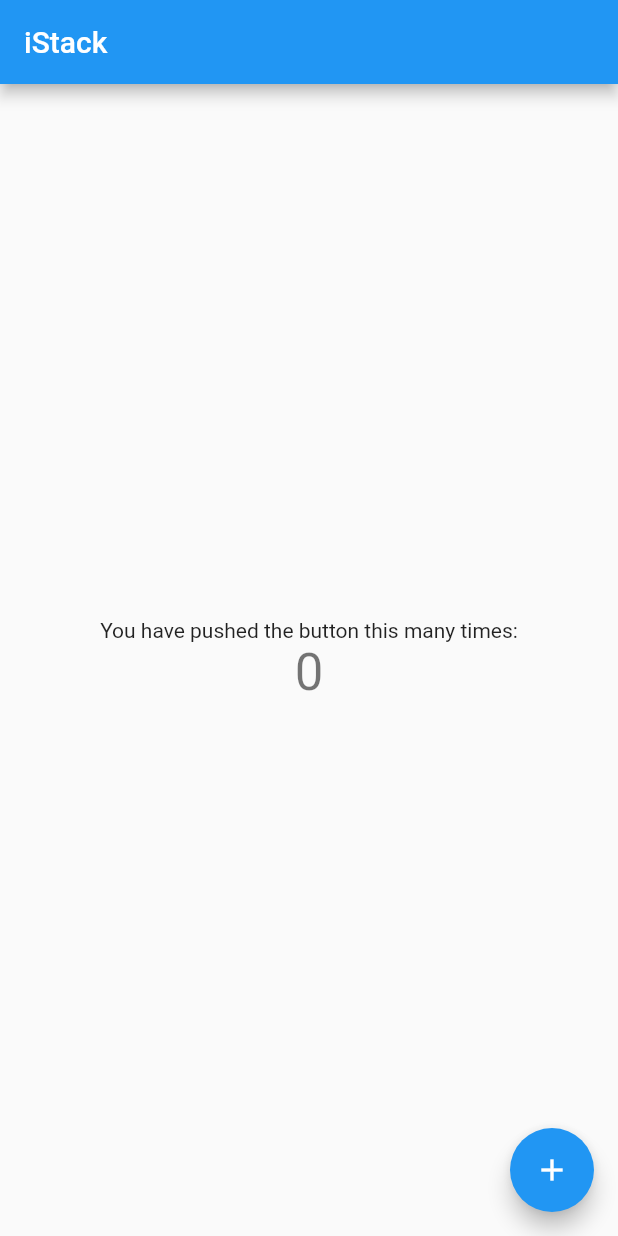
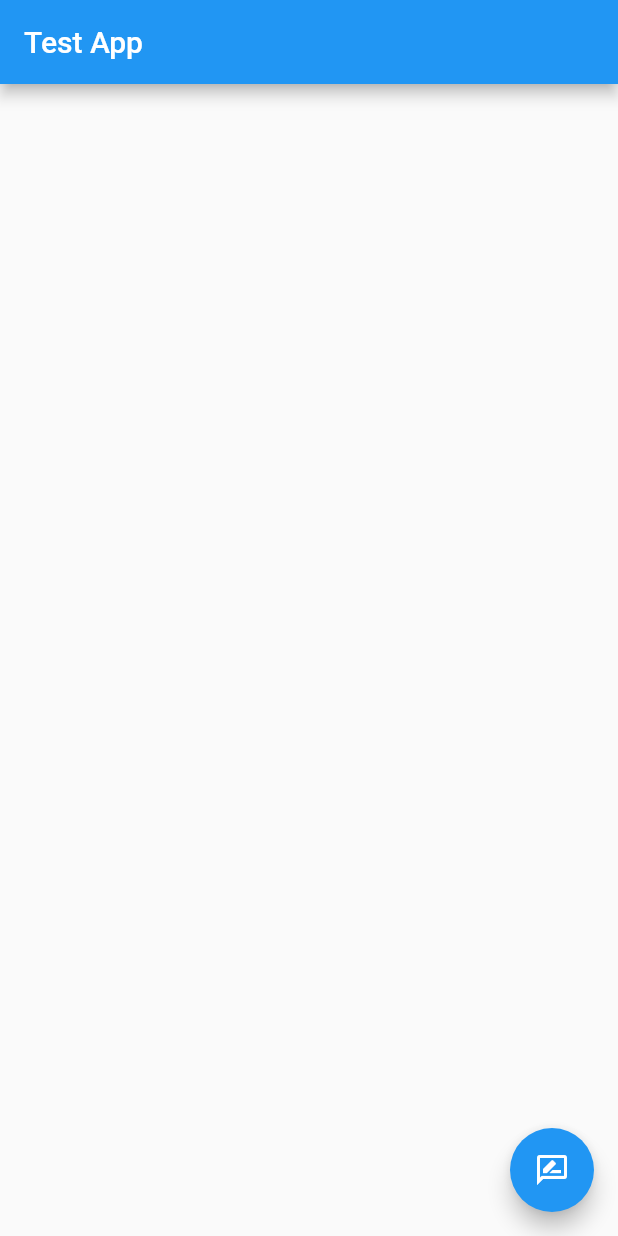
Before and after one commit to NoelieChristyCatolin/istack_test_app, a Flutter app: the screen it shows after launch, on a phone screen of 412 x 824 dp. Run offline on Flutter 3.47's test engine with Material 2 defaults, Android fonts, the light colour scheme and no system bars; our stand-ins replace cloud_firestore, firebase_core, flutter_rating_bar, hive, hive_flutter; accounts and stored records are empty; generated files the repository leaves out were written again.

Commit message:
feat: initial for review screen with local storage and firebase connection

```diff
--- /dev/null
+++ b/lib/features/home.dart
@@ -0,0 +1,37 @@
+import 'package:flutter/material.dart';
+import 'package:test_app/features/review/review_modal.dart';
+
+class Home extends StatefulWidget {
+  Home();
+
+  @override
+  _HomeState createState() => _HomeState();
+}
+
+class _HomeState extends State<Home> {
+
+  @override
+  void initState() {
+    // TODO: implement initState
+    super.initState();
+  }
+
+  getReview()async{
+    await showDialog(context: context,barrierDismissible: false, builder: (dialogContext)=> ReviewModal());
+  }
+
+  @override
+  Widget build(BuildContext context) {
+    return Scaffold(
+      appBar: AppBar(
+        title: Text('Test App'),
+      ),
+      floatingActionButton: FloatingActionButton(
+        child: Icon(Icons.rate_review_outlined),
+        onPressed: (){
+          return getReview();
+        },
+      ),
+    );
+  }
+}
--- a/lib/main.dart
+++ b/lib/main.dart
@@ -1,6 +1,15 @@
 import 'package:flutter/material.dart';
+import 'package:hive/hive.dart';
+import 'package:hive_flutter/hive_flutter.dart';
+import 'package:test_app/features/home.dart';
+import 'package:test_app/features/review/review.dart';
+import 'package:firebase_core/firebase_core.dart';
 
-void main() {
+void main() async{
+  WidgetsFlutterBinding.ensureInitialized();
+  await Firebase.initializeApp();
+  await Hive.initFlutter();
+  Hive.registerAdapter(ReviewAdapter());
   runApp(MyApp());
 }
 
@@ -22,92 +31,7 @@ class MyApp extends StatelessWidget {
         // is not restarted.
         primarySwatch: Colors.blue,
       ),
-      home: MyHomePage(title: 'iStack'),
+      home:Home(),
     );
   }
 }
-
-class MyHomePage extends StatefulWidget {
-  MyHomePage({Key? key, required this.title}) : super(key: key);
-
-  // This widget is the home page of your application. It is stateful, meaning
-  // that it has a State object (defined below) that contains fields that affect
-  // how it looks.
-
-  // This class is the configuration for the state. It holds the values (in this
-  // case the title) provided by the parent (in this case the App widget) and
-  // used by the build method of the State. Fields in a Widget subclass are
-  // always marked "final".
-
-  final String title;
-
-  @override
-  _MyHomePageState createState() => _MyHomePageState();
-}
-
-class _MyHomePageState extends State<MyHomePage> {
-  int _counter = 0;
-
-  void _incrementCounter() {
-    setState(() {
-      // This call to setState tells the Flutter framework that something has
-      // changed in this State, which causes it to rerun the build method below
-      // so that the display can reflect the updated values. If we changed
-      // _counter without calling setState(), then the build method would not be
-      // called again, and so nothing would appear to happen.
-      _counter++;
-    });
-  }
-
-  @override
-  Widget build(BuildContext context) {
-    // This method is rerun every time setState is called, for instance as done
-    // by the _incrementCounter method above.
-    //
-    // The Flutter framework has been optimized to make rerunning build methods
-    // fast, so that you can just rebuild anything that needs updating rather
-    // than having to individually change instances of widgets.
-    return Scaffold(
-      appBar: AppBar(
-        // Here we take the value from the MyHomePage object that was created by
-        // the App.build method, and use it to set our appbar title.
-        title: Text(widget.title),
-      ),
-      body: Center(
-        // Center is a layout widget. It takes a single child and positions it
-        // in the middle of the parent.
-        child: Column(
-          // Column is also a layout widget. It takes a list of children and
-          // arranges them vertically. By default, it sizes itself to fit its
-          // children horizontally, and tries to be as tall as its parent.
-          //
-          // Invoke "debug painting" (press "p" in the console, choose the
-          // "Toggle Debug Paint" action from the Flutter Inspector in Android
-          // Studio, or the "Toggle Debug Paint" command in Visual Studio Code)
-          // to see the wireframe for each widget.
-          //
-          // Column has various properties to control how it sizes itself and
-          // how it positions its children. Here we use mainAxisAlignment to
-          // center the children vertically; the main axis here is the vertical
-          // axis because Columns are vertical (the cross axis would be
-          // horizontal).
-          mainAxisAlignment: MainAxisAlignment.center,
-          children: <Widget>[
-            Text(
-              'You have pushed the button this many times:',
-            ),
-            Text(
-              '$_counter',
-              style: Theme.of(context).textTheme.headline4,
-            ),
-          ],
-        ),
-      ),
-      floatingActionButton: FloatingActionButton(
-        onPressed: _incrementCounter,
-        tooltip: 'Increment',
-        child: Icon(Icons.add),
-      ), // This trailing comma makes auto-formatting nicer for build methods.
-    );
-  }
-}
```
Also changed, not shown: lib/core/database/database.dart (added, +34 -0 lines), lib/features/review/review.dart (added, +22 -0 lines), lib/features/review/review_modal.dart (added, +102 -0 lines), lib/features/review/review_provider.dart (added, +29 -0 lines), pubspec.yaml (+8 -0 lines), pubspec.lock, 8 other files.
